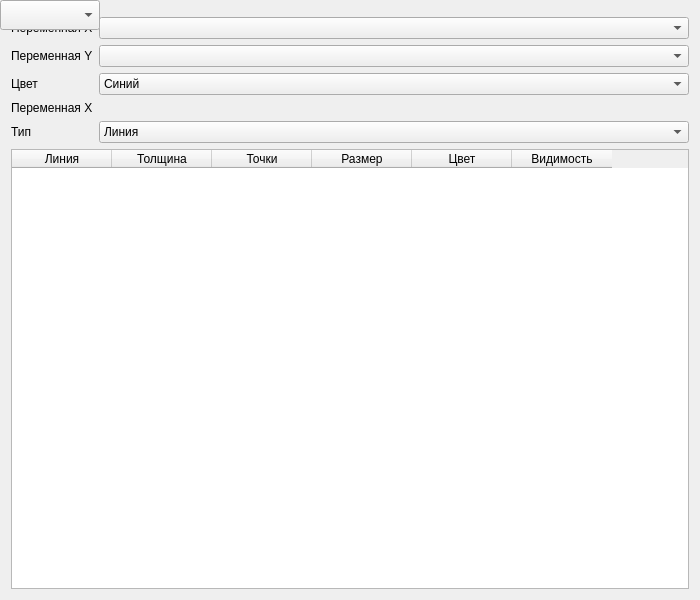
First picture: the form in gui/views/line_plot.ui, repository Kirikus/Experiments-2026S-Python, before the edit.
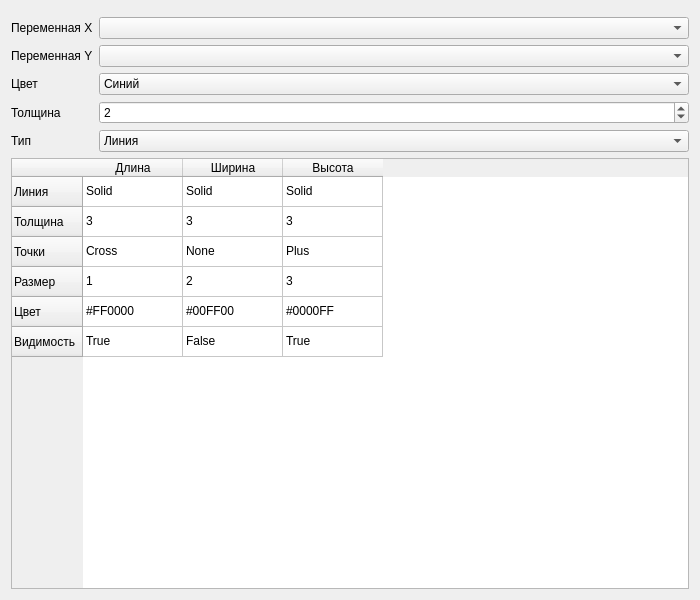
Second picture: the form after the edit. Custom widgets are drawn as their Qt base class.

The edit to the form file:
```diff
--- a/gui/views/line_plot.ui
+++ b/gui/views/line_plot.ui
@@ -88,12 +88,22 @@
      <item row="3" column="0">
       <widget class="QLabel" name="labelWidth">
        <property name="text">
-        <string>Переменная X</string>
+        <string>Толщина</string>
        </property>
       </widget>
      </item>
-     <item row="0" column="1">
-      <widget class="QComboBox" name="xVariableCombo"/>
+     <item row="3" column="1">
+      <widget class="QSpinBox" name="widthSpin">
+       <property name="minimum">
+        <number>1</number>
+       </property>
+       <property name="maximum">
+        <number>10</number>
+       </property>
+       <property name="value">
+        <number>2</number>
+       </property>
+      </widget>
      </item>
      <item row="4" column="0">
       <widget class="QLabel" name="label">
@@ -118,34 +128,49 @@
      </item>
      <item row="5" column="0" colspan="2">
       <widget class="QTableWidget" name="settingsTable">
-       <column>
+       <row>
         <property name="text">
          <string>Линия</string>
         </property>
-       </column>
-       <column>
+       </row>
+       <row>
         <property name="text">
          <string>Толщина</string>
         </property>
-       </column>
-       <column>
+       </row>
+       <row>
         <property name="text">
          <string>Точки</string>
         </property>
-       </column>
-       <column>
+       </row>
+       <row>
         <property name="text">
          <string>Размер</string>
         </property>
-       </column>
-       <column>
+       </row>
+       <row>
         <property name="text">
          <string>Цвет</string>
         </property>
-       </column>
-       <column>
+       </row>
+       <row>
         <property name="text">
          <string>Видимость</string>
+        </property>
+       </row>
+       <column>
+        <property name="text">
+         <string>Длина</string>
+        </property>
+       </column>
+       <column>
+        <property name="text">
+         <string>Ширина</string>
+        </property>
+       </column>
+       <column>
+        <property name="text">
+         <string>Высота</string>
         </property>
        </column>
        <item row="0" column="0">
```
